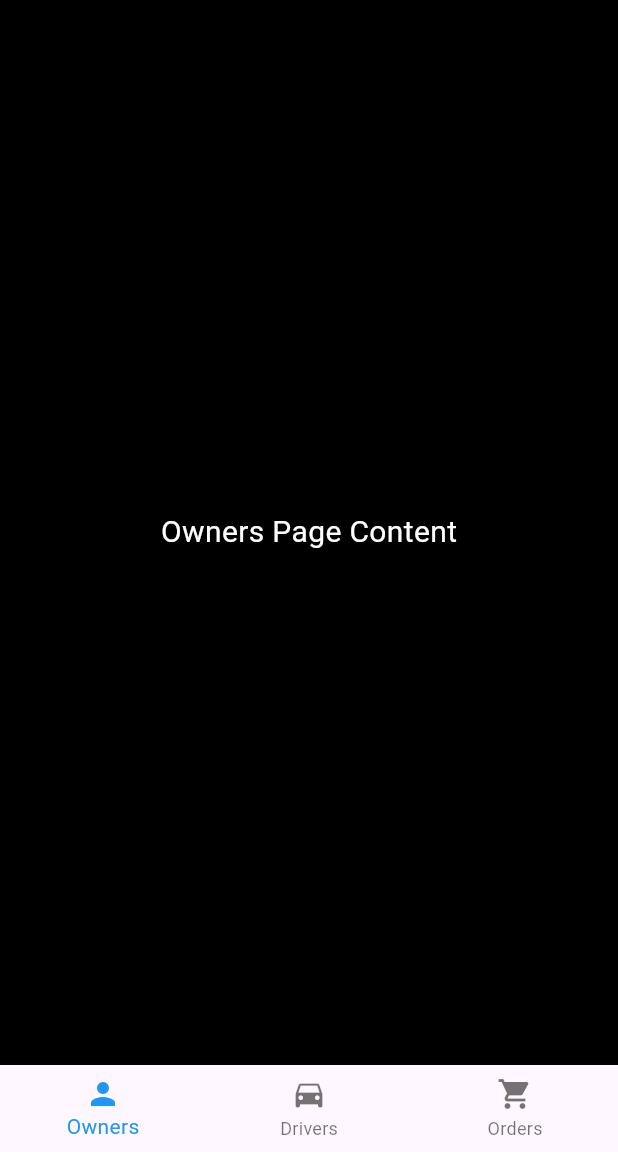
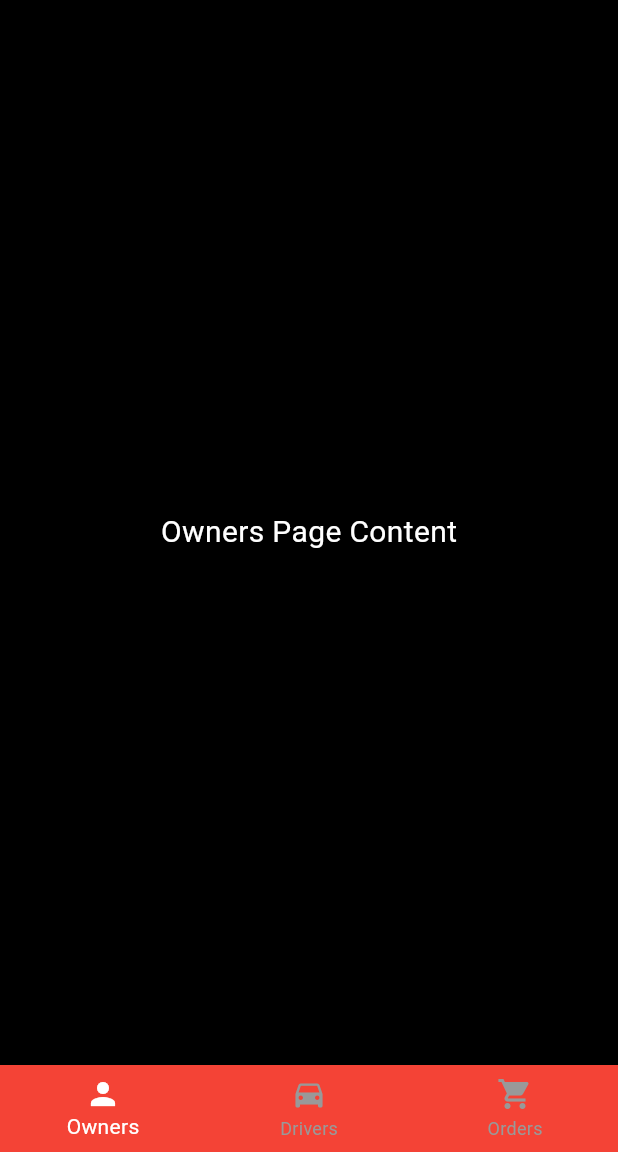
Before and after one commit to imaddamianos/pixandrix, a Flutter app: the AdminPanelPage screen opened directly, on a phone screen of 412 x 824 dp, the part 84-1236 px from its top. Run offline on Flutter 3.47's test engine with Material 3 defaults, Android fonts, the phone set to English and light mode, and no system bars.

Commit message:
fixing bottom bar colors

```diff
--- a/lib/admin/admin_panel.dart
+++ b/lib/admin/admin_panel.dart
@@ -55,6 +55,12 @@ class _AdminPanelPageState extends State<AdminPanelPage> {
       ),
       body: _pages[_selectedIndex],
       bottomNavigationBar: BottomNavigationBar(
+        selectedItemColor: Color.fromARGB(255, 255, 255, 255), // Change the selected item color
+        unselectedItemColor: Color.fromARGB(255, 153, 153, 153), // Change the unselected item color
+        selectedLabelStyle: const TextStyle(color: Color.fromARGB(101, 255, 0, 0)), // Change the selected label color
+        unselectedLabelStyle: const TextStyle(color: Colors.grey),
+        backgroundColor: Colors.red,
+
         items: const <BottomNavigationBarItem>[
           BottomNavigationBarItem(
             icon: Icon(Icons.person),
@@ -70,7 +76,6 @@ class _AdminPanelPageState extends State<AdminPanelPage> {
           ),
         ],
         currentIndex: _selectedIndex,
-        selectedItemColor: Colors.blue,
         onTap: _onItemTapped,
       ),
     );
--- a/lib/admin/owners_page.dart
+++ b/lib/admin/owners_page.dart
@@ -1,14 +1,12 @@
 import 'package:flutter/material.dart';
+import 'package:pixandrix/theme/buttons/main_button.dart';
 
 class OwnersPage extends StatelessWidget {
   const OwnersPage({super.key});
 
   @override
   Widget build(BuildContext context) {
-    return const Scaffold(
-      // appBar: AppBar(
-      //   title: const Text('Owners Page'),
-      // ),
+    return  const Scaffold(
       body: Center(
         child: Text(
           'Owners Page Content',
--- a/lib/theme/custom_theme.dart
+++ b/lib/theme/custom_theme.dart
@@ -5,7 +5,8 @@ const Color primaryColor = Colors.blue;
 const Color accentColor = Colors.green;
 const Color backgroundColor = Color.fromARGB(255, 0, 0, 0);
 const Color textColor = Color.fromARGB(255, 255, 255, 255);
-const Color placeholderColor = Color.fromARGB(159, 255, 255, 255);
+const Color placeholderColor = Color.fromARGB(150, 255, 255, 255); // Adjust opacity as needed
+const Color highlightColor = Colors.green; // Define the color when highlighting
 
 // Define custom theme
 final ThemeData customTheme = ThemeData(
@@ -16,12 +17,17 @@ final ThemeData customTheme = ThemeData(
     bodyLarge: TextStyle(color: textColor),
     bodyMedium: TextStyle(color: textColor),
     titleLarge: TextStyle(color: textColor),
-
     // Add more text styles as needed
   ),
   inputDecorationTheme: const InputDecorationTheme(
     hintStyle: TextStyle(color: placeholderColor),
-
   ),
-  // colorScheme: ColorScheme(background: backgroundColor, brightness: null, primary: null, onPrimary: null),
+  bottomNavigationBarTheme: const BottomNavigationBarThemeData(
+    selectedItemColor: Color.fromARGB(255, 54, 251, 0), // Change the selected item color
+    unselectedItemColor: Colors.grey, // Change the unselected item color
+    selectedLabelStyle: TextStyle(color: Color.fromARGB(101, 255, 0, 0)), // Change the selected label color
+    unselectedLabelStyle: TextStyle(color: Colors.grey), // Change the unselected label color
+    // Define selected background color
+    backgroundColor: Colors.red, // Set your desired selected background color
+  ),
 );
```
